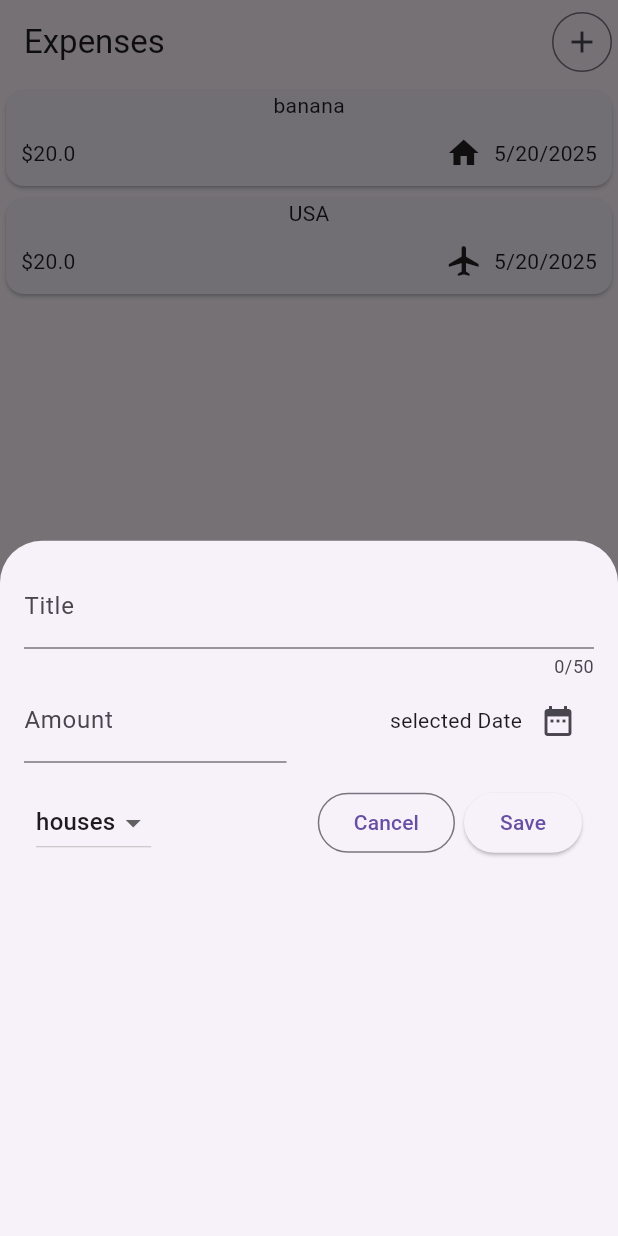
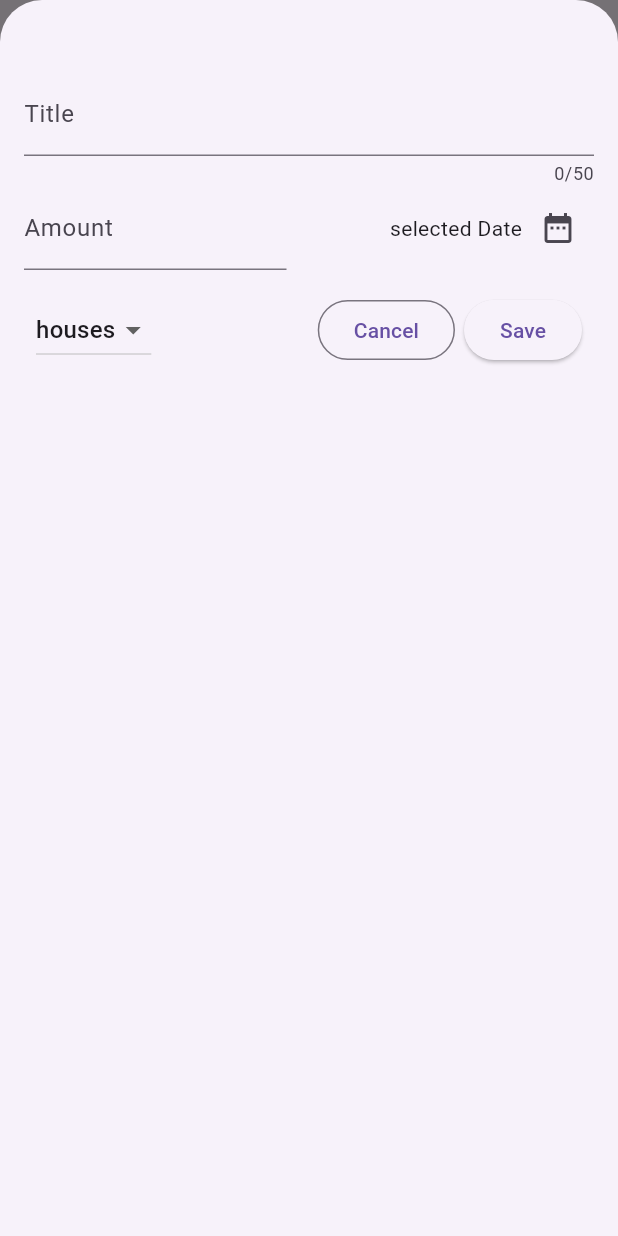
Before and after one commit to Hasan-droid/expenses_tracker, a Flutter app: the screen it shows after launch, after a tap on the "add" icon, on a phone screen of 412 x 824 dp. Run offline on Flutter 3.47's test engine with Material 3 defaults, Android fonts, the phone set to English and light mode, and no system bars.

Commit message:
121. Creating a Fullscreen Modal

```diff
--- a/lib/screen/expenses.dart
+++ b/lib/screen/expenses.dart
@@ -13,6 +13,7 @@ class Expenses extends StatefulWidget {
 class _ExpensesState extends State<Expenses> {
   void showNewItemOverLay() {
     showModalBottomSheet(
+      isScrollControlled: true,
       context: context,
       builder: (context) {
         return NewItem(onAddNewItem: addNewItem);
--- a/lib/screen/new_item.dart
+++ b/lib/screen/new_item.dart
@@ -79,7 +79,9 @@ class _NewItemState extends State<NewItem> {
   @override
   Widget build(BuildContext context) {
     return Padding(
-      padding: const EdgeInsets.all(16),
+      //this padding so the modal does not overlap with camera notch on top
+      padding: const EdgeInsets.fromLTRB(16, 48, 16, 16),
+      // padding: const EdgeInsets.all(16),
       child: Column(
         children: [
           TextField(
```
